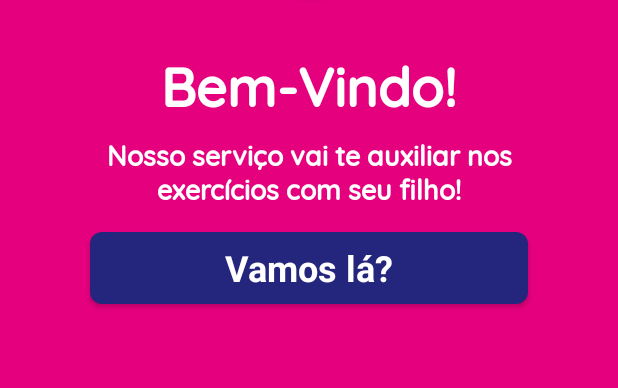
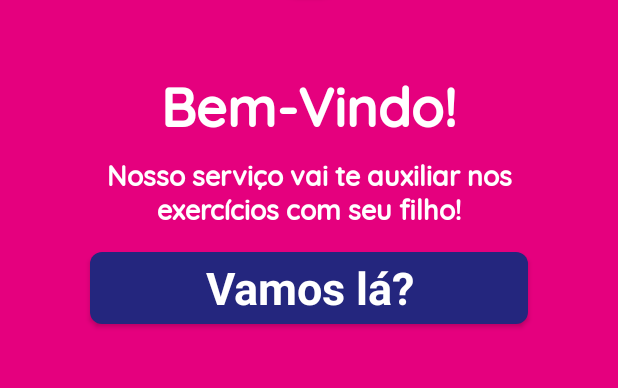
Before and after one commit to thaynnara007/App-CER, an Android app: the layout activity_main.xml on its own in the app's theme, with its tools: preview values and no code run, on a phone screen of 412 x 824 dp, the part 603-991 px from its top. Run offline under Robolectric (Android 15) with nearby library versions, the phone set to English and light mode, and no system bars.

Commit message:
no action bar

```diff
--- a/app/src/main/AndroidManifest.xml
+++ b/app/src/main/AndroidManifest.xml
@@ -9,7 +9,8 @@
         android:roundIcon="@mipmap/ic_launcher_round"
         android:supportsRtl="true"
         android:theme="@style/AppTheme">
-        <activity android:name=".MainActivity">
+        <activity android:name=".activity.login"></activity>
+        <activity android:name=".activity.MainActivity">
             <intent-filter>
                 <action android:name="android.intent.action.MAIN" />
 
--- a/app/src/main/java/com/example/app_cer/MainActivity.java
+++ b/app/src/main/java/com/example/app_cer/activity/MainActivity.java
@@ -1,4 +1,4 @@
-package com.example.app_cer;
+package com.example.app_cer.activity;
 
 import androidx.appcompat.app.AppCompatActivity;
 import androidx.core.content.res.ResourcesCompat;
@@ -6,6 +6,8 @@ import androidx.core.content.res.ResourcesCompat;
 import android.graphics.Typeface;
 import android.os.Bundle;
 import android.widget.Button;
+
+import com.example.app_cer.R;
 
 public class MainActivity extends AppCompatActivity {
 
--- a/app/src/main/res/layout/activity_main.xml
+++ b/app/src/main/res/layout/activity_main.xml
@@ -5,7 +5,7 @@
     android:layout_width="match_parent"
     android:layout_height="match_parent"
     android:background="@color/colorPrimaryPink"
-    tools:context=".MainActivity">
+    tools:context=".activity.MainActivity">
 
     <androidx.cardview.widget.CardView
         android:id="@+id/cardView"
@@ -31,12 +31,25 @@
         android:id="@+id/textView3"
         android:layout_width="wrap_content"
         android:layout_height="wrap_content"
-        android:layout_marginTop="32dp"
+        android:layout_marginTop="45dp"
         android:text="@string/welcome"
         android:textColor="@android:color/background_light"
         android:textSize="36sp"
         android:textStyle="bold"
         app:fontFamily="@font/quicksand_medium"
+        app:layout_constraintEnd_toEndOf="parent"
+        app:layout_constraintStart_toStartOf="parent"
+        app:layout_constraintTop_toBottomOf="@+id/cardView" />
+
+    <TextView
+        android:id="@+id/textView2"
+        android:layout_width="wrap_content"
+        android:layout_height="wrap_content"
+        android:textColor="@android:color/background_light"
+        android:textSize="18sp"
+        android:textStyle="bold"
+        app:fontFamily="@font/quicksand_medium"
+        app:layout_constraintBottom_toTopOf="@+id/textView3"
         app:layout_constraintEnd_toEndOf="parent"
         app:layout_constraintStart_toStartOf="parent"
         app:layout_constraintTop_toBottomOf="@+id/cardView" />
@@ -76,7 +89,7 @@
         android:text="@string/welcomeButton"
         android:textAllCaps="false"
         android:textColor="@android:color/background_light"
-        android:textSize="24sp"
+        android:textSize="30sp"
         android:textStyle="bold"
         android:typeface="sans"
         app:layout_constraintEnd_toEndOf="parent"
--- a/app/src/main/res/values/colors.xml
+++ b/app/src/main/res/values/colors.xml
@@ -3,6 +3,6 @@
     <color name="colorPrimaryPink">#E5007E</color>
     <color name="colorPrimaryYellow">#FFDF01</color>
     <color name="colorPrimaryBlue">#37AAE3</color>
-    <color name="colorPrimaryDark">#00574B</color>
+    <color name="colorPrimaryDark">#E5007E</color>
     <color name="colorAccent">#24267E</color>
 </resources>
--- a/app/src/main/res/values/styles.xml
+++ b/app/src/main/res/values/styles.xml
@@ -1,7 +1,7 @@
 <resources>
 
     <!-- Base application theme. -->
-    <style name="AppTheme" parent="Theme.AppCompat.Light.DarkActionBar">
+    <style name="AppTheme" parent="Theme.AppCompat.Light.NoActionBar">
         <!-- Customize your theme here. -->
         <item name="colorPrimary">@color/colorPrimaryPink</item>
         <item name="colorPrimaryDark">@color/colorPrimaryDark</item>
```
Also changed, not shown: app/src/main/java/com/example/app_cer/activity/login.java (added, +16 -0 lines), app/src/main/res/layout/activity_login.xml (added, +9 -0 lines).
